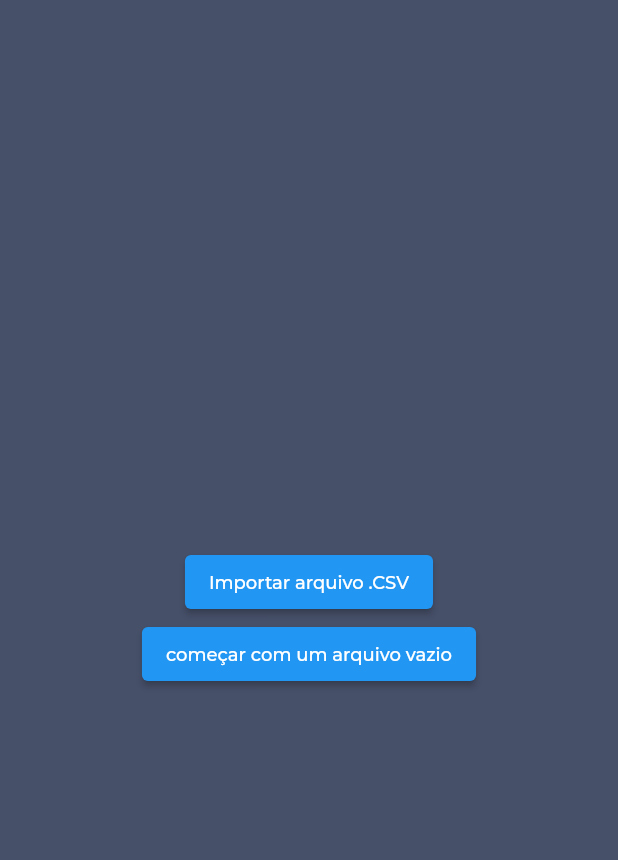
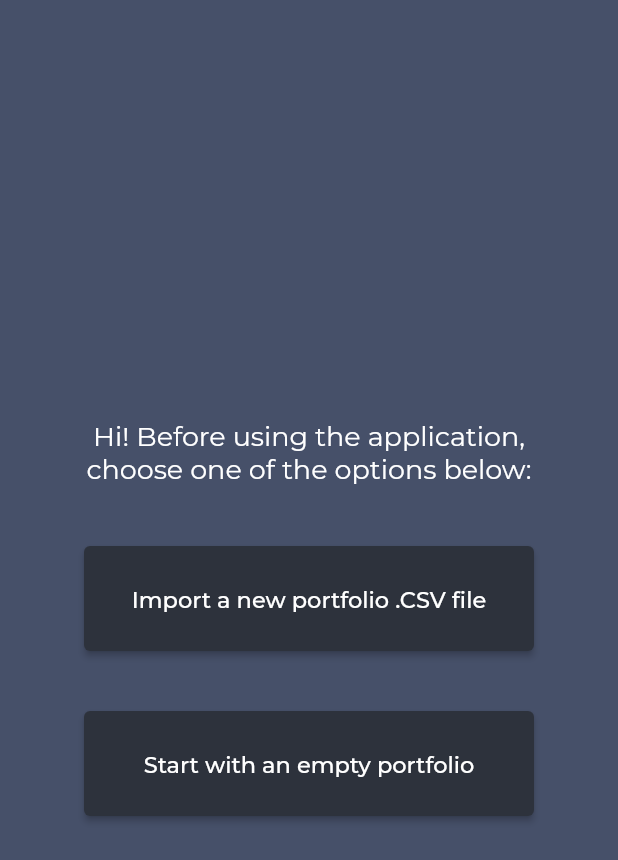
Before and after one commit to JPCBRGS/cryptocurrency-portfolio-monitoring-application, a Flutter app: the screen it shows after launch, on a phone screen of 412 x 824 dp. Shown: the top 860 px of the screen. Run offline on Flutter 3.47's test engine with Material 2 defaults, Android fonts, the phone set to English and light mode, and no system bars; our stand-ins replace csv, file_picker, google_fonts, logger, sqflite; accounts and stored records are empty.

Commit message:
Screen flux working properly

```diff
--- a/zenith/lib/constants/app_colors.dart
+++ b/zenith/lib/constants/app_colors.dart
@@ -4,4 +4,5 @@ import 'package:flutter/material.dart';
 class AppColors {
   static const Color mainBackgroundColor = Color.fromARGB(255, 70, 80, 105);
   static const Color secondaryBackgroundColor = Color.fromARGB(255, 45, 50, 60);
+  static const Color selectedItemColor = Color.fromARGB(255, 177, 153, 243);
 }
--- /dev/null
+++ b/zenith/lib/constants/font_styles.dart
@@ -0,0 +1,13 @@
+import 'package:flutter/material.dart';
+import 'package:google_fonts/google_fonts.dart';
+
+class FontStyles {
+  static TextStyle montserratStyle(double fontSize, {Color color = Colors.white}) {
+    return GoogleFonts.montserrat(
+      textStyle: TextStyle(
+        fontSize: fontSize,
+        color: color,
+      ),
+    );
+  }
+}
--- a/zenith/lib/main.dart
+++ b/zenith/lib/main.dart
@@ -20,7 +20,7 @@ class MyApp extends StatelessWidget {
   @override
   Widget build(BuildContext context) {
     return MaterialApp(
-      title: 'Flutter Demo',
+      title: 'Zenith',
       home: SplashPage(),
     );
   }
--- a/zenith/lib/view/screens/home_screen_without_portfolio.dart
+++ b/zenith/lib/view/screens/home_screen_without_portfolio.dart
@@ -2,6 +2,7 @@ import 'package:flutter/material.dart';
 import 'package:google_fonts/google_fonts.dart';
 import 'package:logger/logger.dart';
 import 'package:zenith/constants/app_colors.dart';
+import 'package:zenith/constants/font_styles.dart';
 import 'package:zenith/data/cryptocurrency_helper.dart';
 import 'package:zenith/databases/database_helper.dart';
 import 'package:zenith/models/cryptocurrency.dart';
@@ -24,6 +25,17 @@ class _HomeScreenWithoutPortfolioState extends State<HomeScreenWithoutPortfolio>
           child: Column(
             mainAxisAlignment: MainAxisAlignment.center,
             children: [
+              Padding(
+                padding: const EdgeInsets.only(left:40, right: 40),
+                child: Text(
+                  "Hi! Before using the application, choose one of the options below:",
+                  style: FontStyles.montserratStyle(18, color: Colors.white),
+                  textAlign: TextAlign.center,
+                ),
+              ),
+              SizedBox(
+                height: 40,
+              ),
               ElevatedButton(
                 onPressed: () async {
                   CsvUtils csvUtils = CsvUtils();
@@ -42,26 +54,29 @@ class _HomeScreenWithoutPortfolioState extends State<HomeScreenWithoutPortfolio>
                     _log.i('Nenhum arquivo foi selecionado.');
                   }
                 },
+                style: ElevatedButton.styleFrom(
+                  backgroundColor: AppColors.secondaryBackgroundColor,
+                  maximumSize: Size(300, double.infinity),
+                  minimumSize: Size(300, 70),
+                ),
                 child: Text(
-                  "Importar arquivo .CSV",
-                  style: GoogleFonts.montserrat(
-                    textStyle: TextStyle(
-                      fontSize: 12,
-                      color: Colors.white,
-                    ),
-                  ),
+                  "Import a new portfolio .CSV file",
+                  style: FontStyles.montserratStyle(15, color: Colors.white),
                 ),
+              ),
+              SizedBox(
+                height: 40,
               ),
               ElevatedButton(
                 onPressed: () {},
+                style: ElevatedButton.styleFrom(
+                  backgroundColor: AppColors.secondaryBackgroundColor,
+                  maximumSize: Size(300, double.infinity),
+                  minimumSize: Size(300, 70),
+                ),
                 child: Text(
-                  "começar com um arquivo vazio",
-                  style: GoogleFonts.montserrat(
-                    textStyle: TextStyle(
-                      fontSize: 12,
-                      color: Colors.white,
-                    ),
-                  ),
+                  "Start with an empty portfolio",
+                  style: FontStyles.montserratStyle(15, color: Colors.white),
                 ),
               )
             ],
```
Also changed, not shown: zenith/lib/view/components/main_app_bar.dart (added, +24 -0 lines), zenith/lib/view/components/main_bottom_navigation_bar.dart (added, +32 -0 lines), zenith/lib/view/screens/alert_screen.dart (+29 -2 lines), zenith/lib/view/screens/home_screen_with_portfolio.dart (+35 -2 lines), zenith/lib/view/splashes/splash_page.dart (+4 -9 lines).
